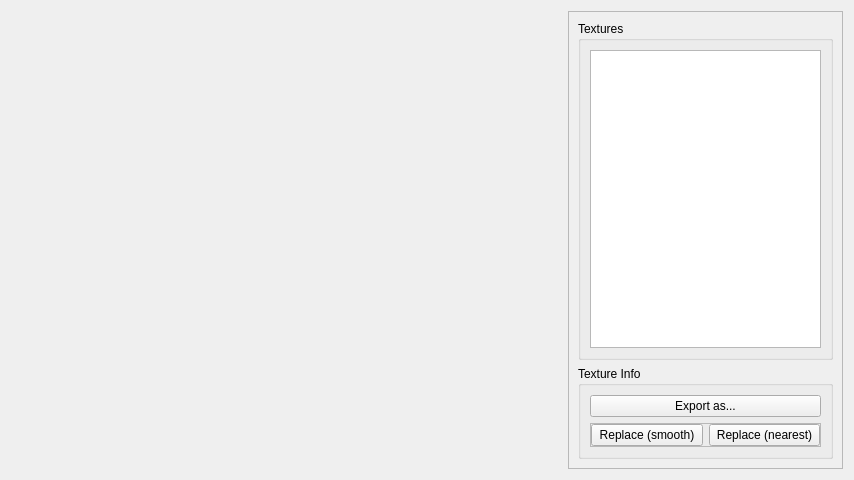
Before: the Qt Designer form Tools/KFModTool/texturedbviewer.ui in IvanDSM/KingsFieldRE, drawn with Qt 5.
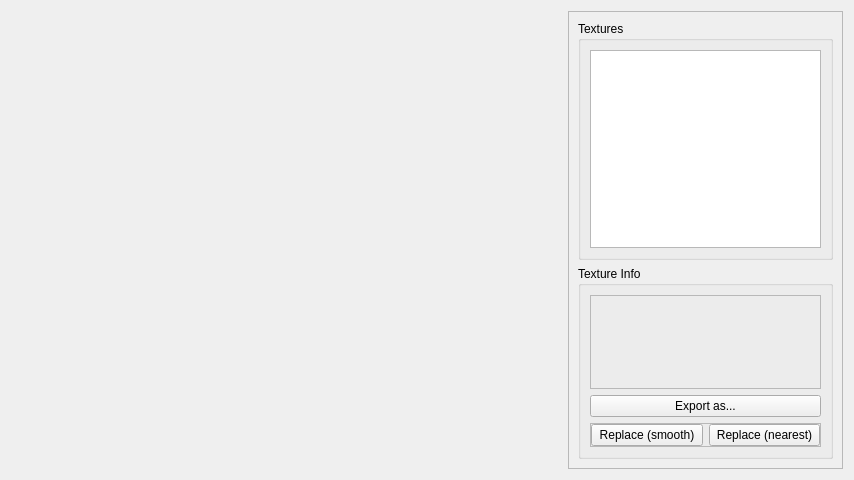
After: the same form once the commit is applied. Icons and pictures are not drawn.

Commit message: KFModTool: Add texture info labels

```diff
--- a/Tools/KFModTool/texturedbviewer.ui
+++ b/Tools/KFModTool/texturedbviewer.ui
@@ -61,6 +61,46 @@
          <string>Texture Info</string>
         </property>
         <layout class="QVBoxLayout" name="verticalLayout_3">
+         <item>
+          <widget class="QFrame" name="texInfoFrame">
+           <property name="frameShape">
+            <enum>QFrame::StyledPanel</enum>
+           </property>
+           <property name="frameShadow">
+            <enum>QFrame::Raised</enum>
+           </property>
+           <layout class="QGridLayout" name="gridLayout">
+            <item row="2" column="0">
+             <widget class="QLabel" name="pixelSizeLabel">
+              <property name="text">
+               <string/>
+              </property>
+             </widget>
+            </item>
+            <item row="0" column="0">
+             <widget class="QLabel" name="clutFbPosLabel">
+              <property name="text">
+               <string/>
+              </property>
+             </widget>
+            </item>
+            <item row="1" column="0">
+             <widget class="QLabel" name="pixelFbPosLabel">
+              <property name="text">
+               <string/>
+              </property>
+             </widget>
+            </item>
+            <item row="3" column="0">
+             <widget class="QLabel" name="pixelModeLabel">
+              <property name="text">
+               <string/>
+              </property>
+             </widget>
+            </item>
+           </layout>
+          </widget>
+         </item>
          <item>
           <widget class="QPushButton" name="exportBtn">
            <property name="text">
```
The commit also changes 2 other files.
